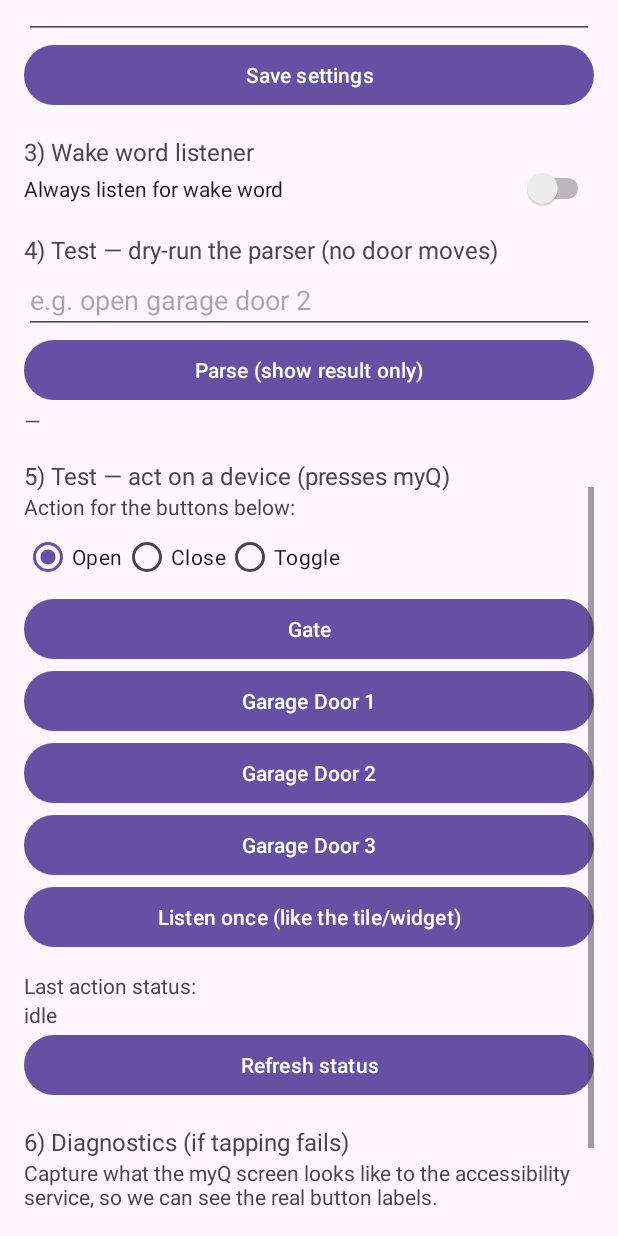
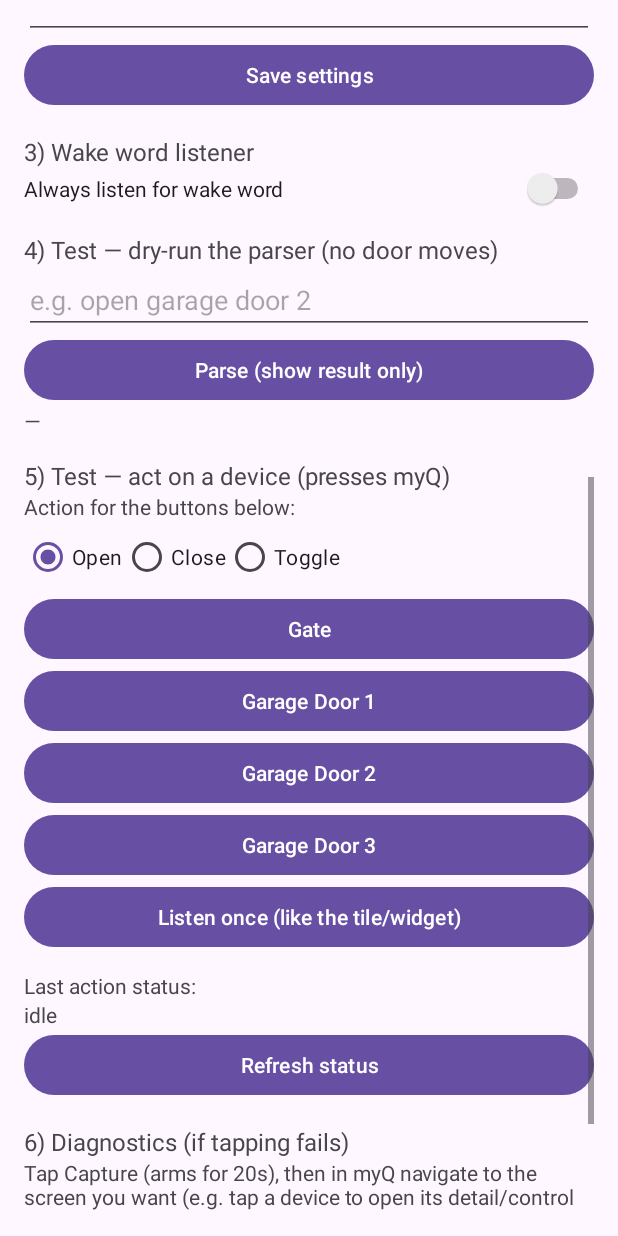
Before and after one commit to ajkatom/skills, an Android app: the layout activity_main.xml on its own in the app's theme, with its tools: preview values and no code run, scrolled down 576 dp, on a phone screen of 412 x 824 dp. Run offline under Robolectric (Android 15) with nearby library versions, the phone set to English and light mode, and no system bars.

Commit message:
v0.6: verify tap actually changed state; fix dry-run label; continuous capture; drop focus-bounce flag
- Dry-run label now shows the detected action ('would close: Garage Door 2'),
  not a hardcoded 'open'. (detectAction was already correct; only the UI text
  was wrong.)
- After tapping the round 'device state icon', re-read the card 2.5s later and
  report OK (state changed) or FAILED (unchanged) instead of a false 'done'.
  This confirms whether that icon is actually the control — the desc name
  ('device state icon') suggests it may be only a status display, in which case
  the real open/close button lives on the device DETAIL screen.
- Diagnostic capture is now continuous within its 20s window, so you can arm
  it, navigate into a device's detail screen in myQ, and that screen is what
  gets saved — needed to find the real control.
- Removed FLAG_ACTIVITY_REORDER_TO_FRONT (caused focus to bounce back to
  GateVoice); NEW_TASK only.
- Bumped to v0.6.

Co-Authored-By: Claude Fable 5 <noreply@anthropic.com>
Claude-Session: https://claude.ai/code/session_01ALZgpfG9UgggSdCsQFq5F2

```diff
--- a/gemini-myq-gate/gatevoice-android/app/build.gradle.kts
+++ b/gemini-myq-gate/gatevoice-android/app/build.gradle.kts
@@ -11,8 +11,8 @@ android {
         applicationId = "com.gatevoice.app"
         minSdk = 29
         targetSdk = 34
-        versionCode = 5
-        versionName = "0.5"
+        versionCode = 6
+        versionName = "0.6"
         testInstrumentationRunner = "androidx.test.runner.AndroidJUnitRunner"
     }
 
--- a/gemini-myq-gate/gatevoice-android/app/src/main/java/com/gatevoice/app/GateController.kt
+++ b/gemini-myq-gate/gatevoice-android/app/src/main/java/com/gatevoice/app/GateController.kt
@@ -44,10 +44,8 @@ object GateController {
             PendingTap.clear("myQ package not installed: ${prefs.myqPackage}")
             return
         }
-        launch.addFlags(
-            android.content.Intent.FLAG_ACTIVITY_NEW_TASK or
-                android.content.Intent.FLAG_ACTIVITY_REORDER_TO_FRONT
-        )
+        // NEW_TASK only — REORDER_TO_FRONT caused focus to bounce back to us.
+        launch.addFlags(android.content.Intent.FLAG_ACTIVITY_NEW_TASK)
         context.startActivity(launch)
         val verb = when (action) {
             GateAction.OPEN -> "Opening"; GateAction.CLOSE -> "Closing"; GateAction.TOGGLE -> "Toggling"
--- a/gemini-myq-gate/gatevoice-android/app/src/main/java/com/gatevoice/app/MainActivity.kt
+++ b/gemini-myq-gate/gatevoice-android/app/src/main/java/com/gatevoice/app/MainActivity.kt
@@ -102,9 +102,10 @@ class MainActivity : AppCompatActivity() {
         findViewById<Button>(R.id.btnDryRun).setOnClickListener {
             val phrase = findViewById<EditText>(R.id.edTest).text.toString()
             val tiles = CommandParser.parseAll(phrase, prefs.gateTile, prefs.doorsMap())
+            val action = CommandParser.detectAction(phrase).name.lowercase()
             findViewById<TextView>(R.id.tvParse).text =
                 if (tiles.isEmpty()) "→ not understood (would ask again)"
-                else "→ would open: ${tiles.joinToString(", ")}"
+                else "→ would $action: ${tiles.joinToString(", ")}"
         }
         findViewById<Button>(R.id.btnOpenGate).setOnClickListener { GateController.openTile(this, prefs.gateTile, selectedAction()) }
         findViewById<Button>(R.id.btnOpen1).setOnClickListener { openDoor(1) }
--- a/gemini-myq-gate/gatevoice-android/app/src/main/java/com/gatevoice/app/PendingTap.kt
+++ b/gemini-myq-gate/gatevoice-android/app/src/main/java/com/gatevoice/app/PendingTap.kt
@@ -54,8 +54,10 @@ object Diag {
 
     fun active(): Boolean = armed && System.currentTimeMillis() < expiresAt
 
+    /** Continuous within the armed window: keeps the LATEST myQ screen shown,
+     *  so you can arm it, navigate to the detail screen you want, and that's
+     *  what gets saved. Stops when the window expires. */
     fun store(dump: String) {
         lastDump = dump
-        armed = false
     }
 }
--- a/gemini-myq-gate/gatevoice-android/app/src/main/res/layout/activity_main.xml
+++ b/gemini-myq-gate/gatevoice-android/app/src/main/res/layout/activity_main.xml
@@ -63,8 +63,8 @@
         <TextView android:layout_width="match_parent" android:layout_height="wrap_content"
             android:text="6) Diagnostics (if tapping fails)" android:textSize="16sp" android:paddingTop="16dp"/>
         <TextView android:layout_width="match_parent" android:layout_height="wrap_content"
-            android:text="Capture what the myQ screen looks like to the accessibility service, so we can see the real button labels."/>
-        <Button android:id="@+id/btnCapture" android:layout_width="match_parent" android:layout_height="wrap_content" android:text="Capture myQ screen"/>
+            android:text="Tap Capture (arms for 20s), then in myQ navigate to the screen you want (e.g. tap a device to open its detail/control screen). The LAST myQ screen shown is saved. Come back and tap View last capture."/>
+        <Button android:id="@+id/btnCapture" android:layout_width="match_parent" android:layout_height="wrap_content" android:text="Capture myQ screen (arm 20s)"/>
         <Button android:id="@+id/btnViewDump" android:layout_width="match_parent" android:layout_height="wrap_content" android:text="View last capture"/>
 
     </LinearLayout>
```
Also changed, not shown: gemini-myq-gate/gatevoice-android/app/src/main/java/com/gatevoice/app/MyqAccessibilityService.kt (+23 -1 lines).
